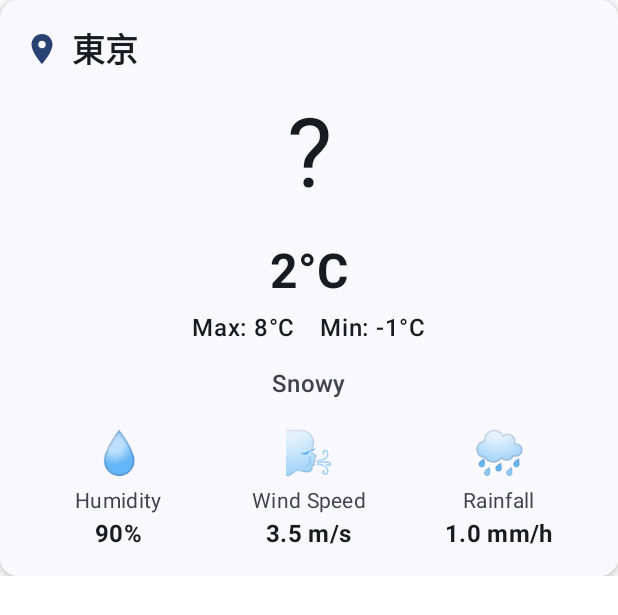
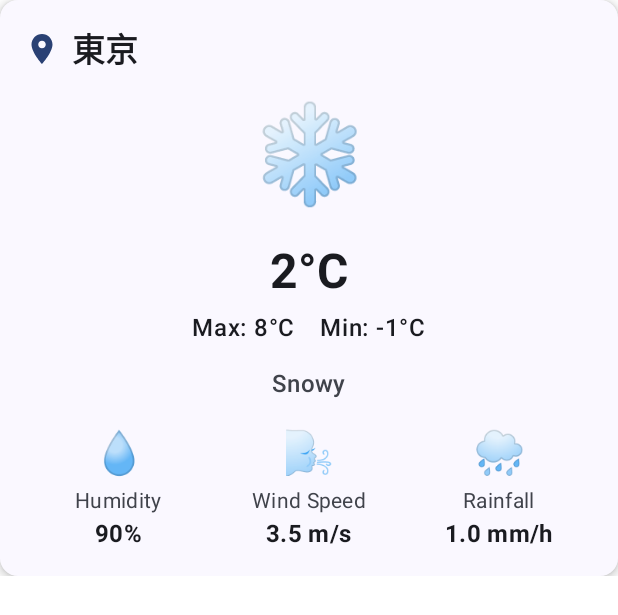
Before and after one commit to tonionagauzzi/WeatherApp, an Android app built with Jetpack Compose: the @Preview function SnowyWeatherCardPreview, on a phone screen of 412 x 824 dp. Shown: the top 615 px of the screen. Run offline under Robolectric (Android 15) with nearby library versions, the phone set to English and light mode, and no system bars.

Commit message:
雪の実装漏れを修正

```diff
--- a/app/src/main/java/com/vitantonio/nagauzzi/weatherapp/ui/component/small/WeatherConditionIcon.kt
+++ b/app/src/main/java/com/vitantonio/nagauzzi/weatherapp/ui/component/small/WeatherConditionIcon.kt
@@ -21,7 +21,8 @@ fun WeatherConditionIcon(condition: WeatherCondition, modifier: Modifier = Modif
         WeatherCondition.CLOUDY -> "☁️"
         WeatherCondition.RAINY -> "☔️"
         WeatherCondition.STORMY -> "⚡️"
-        else -> context.getString(R.string.label_question_mark) // FIXME: Use UNKNOWN condition instead of else statement
+        WeatherCondition.SNOWY -> "❄️"
+        WeatherCondition.UNKNOWN -> context.getString(R.string.label_question_mark)
     }
 
     Text(
```
